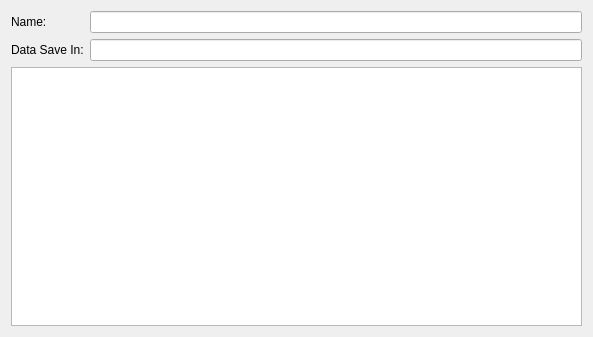
Before: the Qt Designer form src/libs/qtwidgets/sequencesform.ui in qtplatz/qtplatz, drawn with Qt 5.
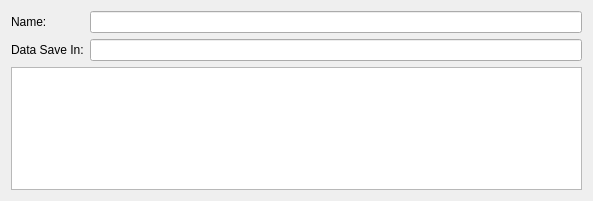
After: the same form once the commit is applied.

```diff
--- a/src/libs/qtwidgets/sequencesform.ui
+++ b/src/libs/qtwidgets/sequencesform.ui
@@ -7,7 +7,7 @@
     <x>0</x>
     <y>0</y>
     <width>593</width>
-    <height>337</height>
+    <height>201</height>
    </rect>
   </property>
   <property name="windowTitle">
```
